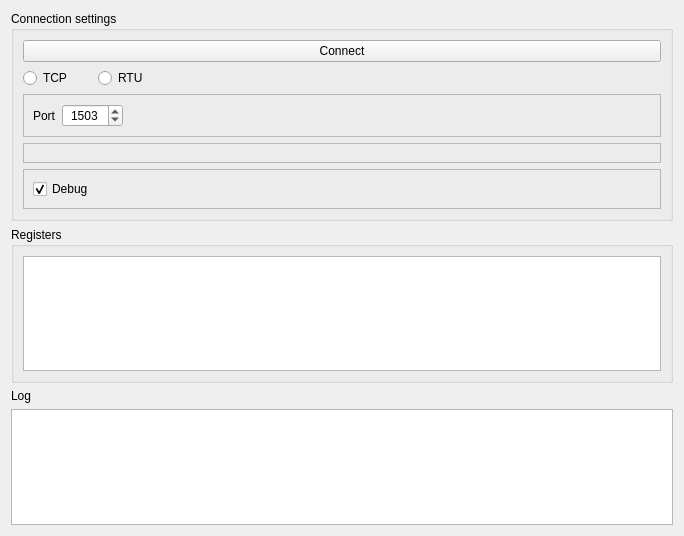
ipeperko/modbus-tester, file src/server_form.ui: the form before one commit.
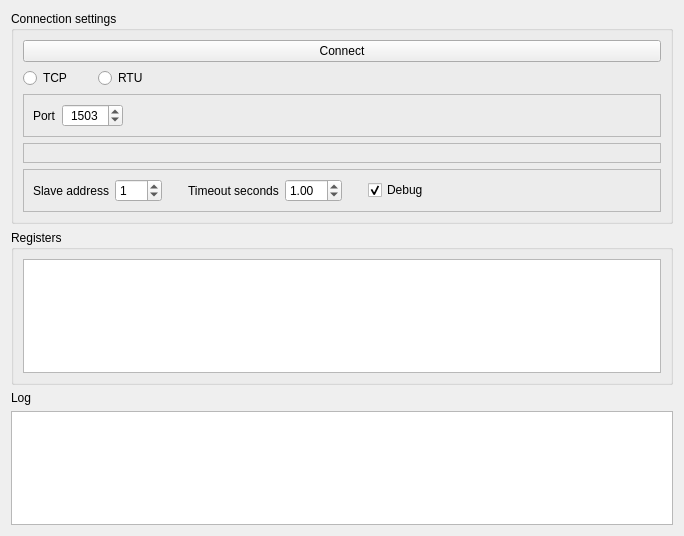
The form after the commit. Custom widgets are drawn as their Qt base class.

Commit message: server tab buttons enable/disable

Diff of the .ui file:
```diff
--- a/src/server_form.ui
+++ b/src/server_form.ui
@@ -172,6 +172,69 @@
         <layout class="QVBoxLayout" name="verticalLayout_4">
          <item>
           <layout class="QHBoxLayout" name="horizontalLayout_2">
+           <item>
+            <widget class="QLabel" name="label_3">
+             <property name="text">
+              <string>Slave address</string>
+             </property>
+            </widget>
+           </item>
+           <item>
+            <widget class="QSpinBox" name="spinBox_ClientSlaveAddress">
+             <property name="maximum">
+              <number>255</number>
+             </property>
+             <property name="value">
+              <number>1</number>
+             </property>
+            </widget>
+           </item>
+           <item>
+            <spacer name="horizontalSpacer_2">
+             <property name="orientation">
+              <enum>Qt::Horizontal</enum>
+             </property>
+             <property name="sizeType">
+              <enum>QSizePolicy::Fixed</enum>
+             </property>
+             <property name="sizeHint" stdset="0">
+              <size>
+               <width>20</width>
+               <height>20</height>
+              </size>
+             </property>
+            </spacer>
+           </item>
+           <item>
+            <widget class="QLabel" name="label_4">
+             <property name="text">
+              <string>Timeout seconds</string>
+             </property>
+            </widget>
+           </item>
+           <item>
+            <widget class="QDoubleSpinBox" name="doubleSpinBox_Timeout">
+             <property name="value">
+              <double>1.000000000000000</double>
+             </property>
+            </widget>
+           </item>
+           <item>
+            <spacer name="horizontalSpacer_3">
+             <property name="orientation">
+              <enum>Qt::Horizontal</enum>
+             </property>
+             <property name="sizeType">
+              <enum>QSizePolicy::Fixed</enum>
+             </property>
+             <property name="sizeHint" stdset="0">
+              <size>
+               <width>20</width>
+               <height>20</height>
+              </size>
+             </property>
+            </spacer>
+           </item>
            <item>
             <widget class="QCheckBox" name="checkBox_Debug">
              <property name="text">
```
The commit also changes 4 other files.
